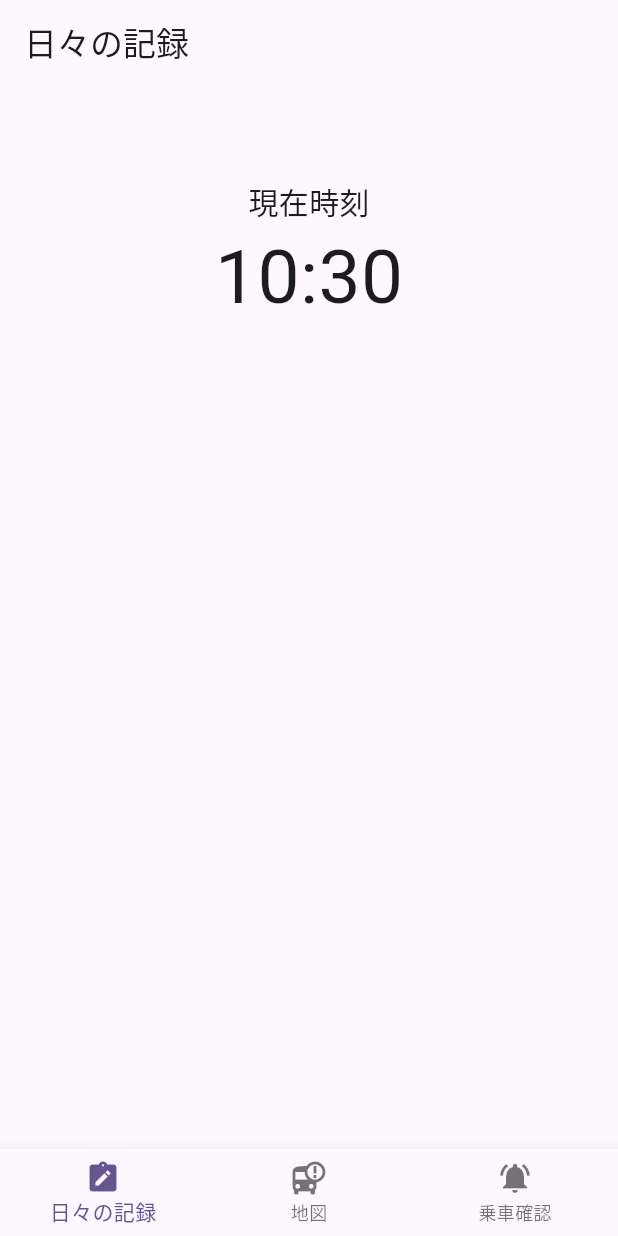
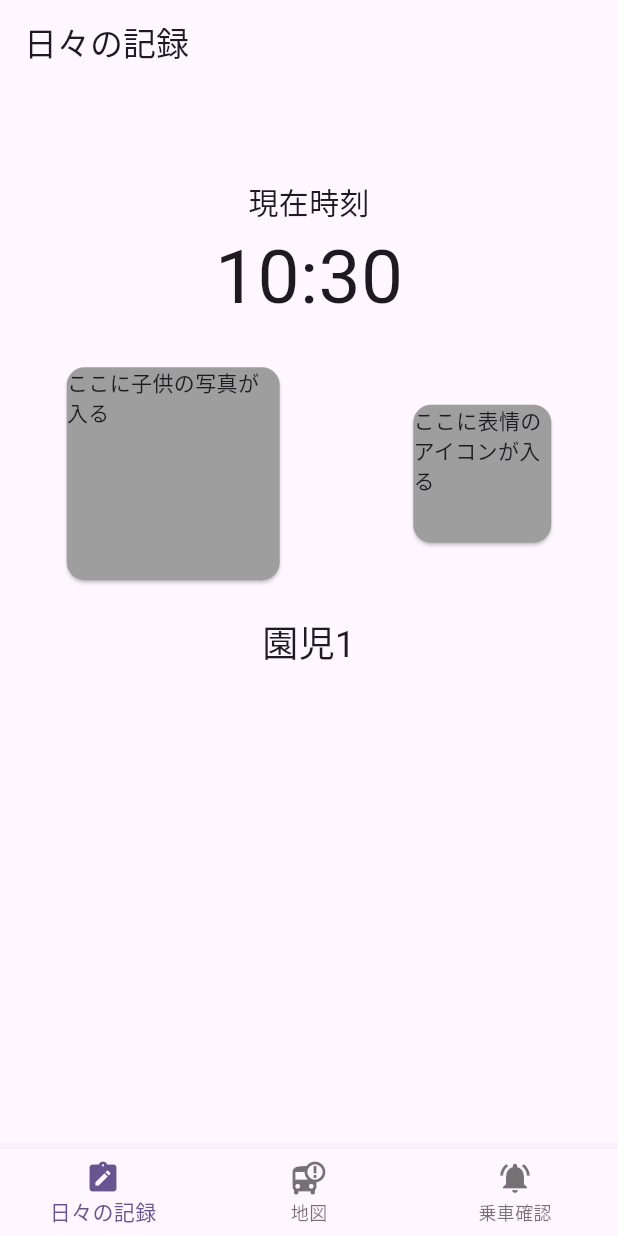
Before and after one commit to GreenTeaProgrammers/WhereChildBus, a Flutter app: the screen it shows after launch, on a phone screen of 412 x 824 dp. Run offline on Flutter 3.47's test engine with Material 3 defaults, Android fonts, the phone set to English and light mode, and no system bars; our stand-ins replace fixnum, flutter_dotenv, flutter_toggle_tab, image_picker; missing offline and left inert: grpc, protobuf.

Commit message:
feat:園児の写真と表情、氏名の追加

```diff
--- a/frontend/where_child_bus_guardian/lib/pages/daily_page/daily_page.dart
+++ b/frontend/where_child_bus_guardian/lib/pages/daily_page/daily_page.dart
@@ -17,10 +17,64 @@ class _DailyPageState extends State<DailyPage> {
         children: <Widget>[
           CurrentTimeBody(),
           const SizedBox(
-            height: 50,
+            height: 20,
           ),
+          childDailyRecordBody()
         ],
       ),
     );
   }
+
+  Widget childDailyRecordBody() {
+    return Container(
+      child: Column(
+        children: <Widget>[
+          childFaceAndExpression(),
+          Padding(
+              padding: EdgeInsets.only(top: 20, bottom: 20),
+              child: childName()),
+        ],
+      ),
+    );
+  }
+
+  Widget childFaceAndExpression() {
+    return Row(
+      mainAxisAlignment: MainAxisAlignment.spaceAround,
+      children: <Widget>[childFaceImage(), childExpressionIcon()],
+    );
+  }
+
+  //TODO: 将来的に画像を受け取る
+  Widget childFaceImage() {
+    return const SizedBox(
+      width: 150,
+      height: 150,
+      child: Card(
+        color: Colors.grey,
+        child: Text("ここに子供の写真が入る"),
+      ),
+    );
+  }
+
+  //TODO: 将来的に表情を受け取る
+  Widget childExpressionIcon() {
+    return const SizedBox(
+      width: 100,
+      height: 100,
+      child: Card(
+        color: Colors.grey,
+        child: Text("ここに表情のアイコンが入る"),
+      ),
+    );
+  }
+
+  //将来的に名前を受け取る
+  Widget childName() {
+    return const Text(
+      "園児1",
+      style: TextStyle(fontSize: 24),
+      textAlign: TextAlign.center,
+    );
+  }
 }
```
